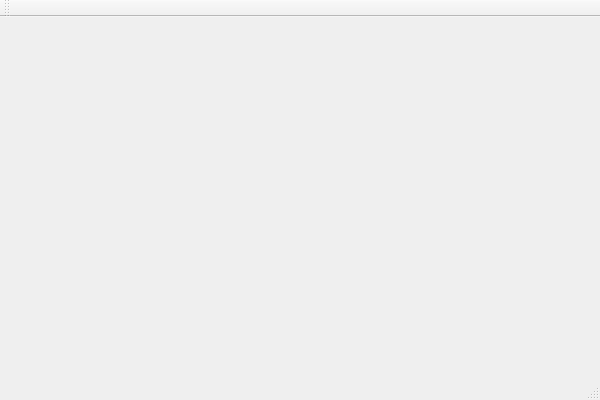
Above: ADService/mainwindow.ui from loppe14/ADService before the change. Below: the same form after it.
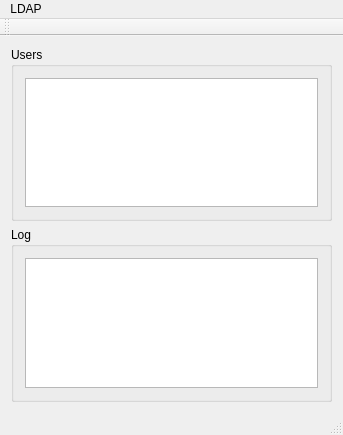
That is the form after the change.

```diff
--- a/ADService/mainwindow.ui
+++ b/ADService/mainwindow.ui
@@ -6,23 +6,63 @@
    <rect>
     <x>0</x>
     <y>0</y>
-    <width>600</width>
-    <height>400</height>
+    <width>343</width>
+    <height>435</height>
    </rect>
   </property>
   <property name="windowTitle">
    <string>MainWindow</string>
   </property>
-  <widget class="QWidget" name="centralWidget"/>
+  <widget class="QWidget" name="centralWidget">
+   <layout class="QGridLayout" name="gridLayout">
+    <item row="1" column="0">
+     <widget class="QGroupBox" name="logBox">
+      <property name="title">
+       <string>Log</string>
+      </property>
+      <layout class="QGridLayout" name="gridLayout_2">
+       <item row="0" column="0">
+        <widget class="QPlainTextEdit" name="logText">
+         <property name="readOnly">
+          <bool>true</bool>
+         </property>
+        </widget>
+       </item>
+      </layout>
+     </widget>
+    </item>
+    <item row="0" column="0">
+     <widget class="QGroupBox" name="groupBox">
+      <property name="title">
+       <string>Users</string>
+      </property>
+      <layout class="QGridLayout" name="gridLayout_3">
+       <item row="0" column="0">
+        <widget class="QListWidget" name="listWidget"/>
+       </item>
+      </layout>
+     </widget>
+    </item>
+   </layout>
+  </widget>
   <widget class="QMenuBar" name="menuBar">
    <property name="geometry">
     <rect>
      <x>0</x>
      <y>0</y>
-     <width>600</width>
+     <width>343</width>
      <height>22</height>
     </rect>
    </property>
+   <widget class="QMenu" name="menuSetup_Ldap">
+    <property name="title">
+     <string>LDAP</string>
+    </property>
+    <addaction name="actionBind"/>
+    <addaction name="actionConnect"/>
+    <addaction name="actionUnbind"/>
+   </widget>
+   <addaction name="menuSetup_Ldap"/>
   </widget>
   <widget class="QToolBar" name="mainToolBar">
    <attribute name="toolBarArea">
```
Left out of the diff: 20 changed lines with no effect on the pictures.
